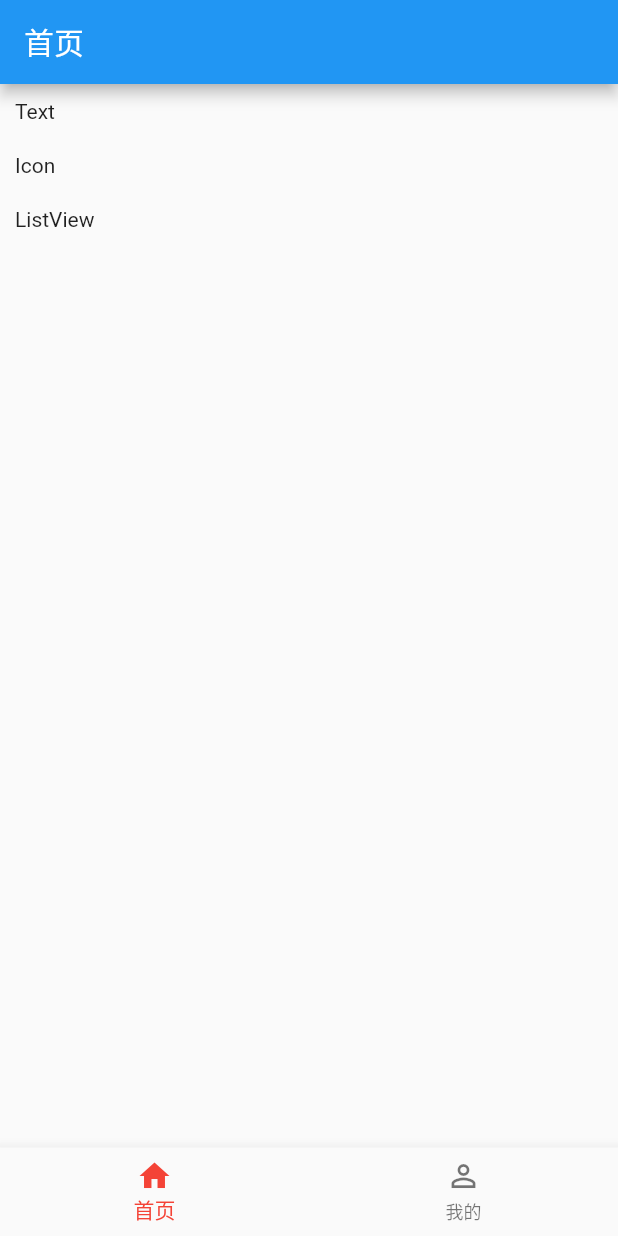
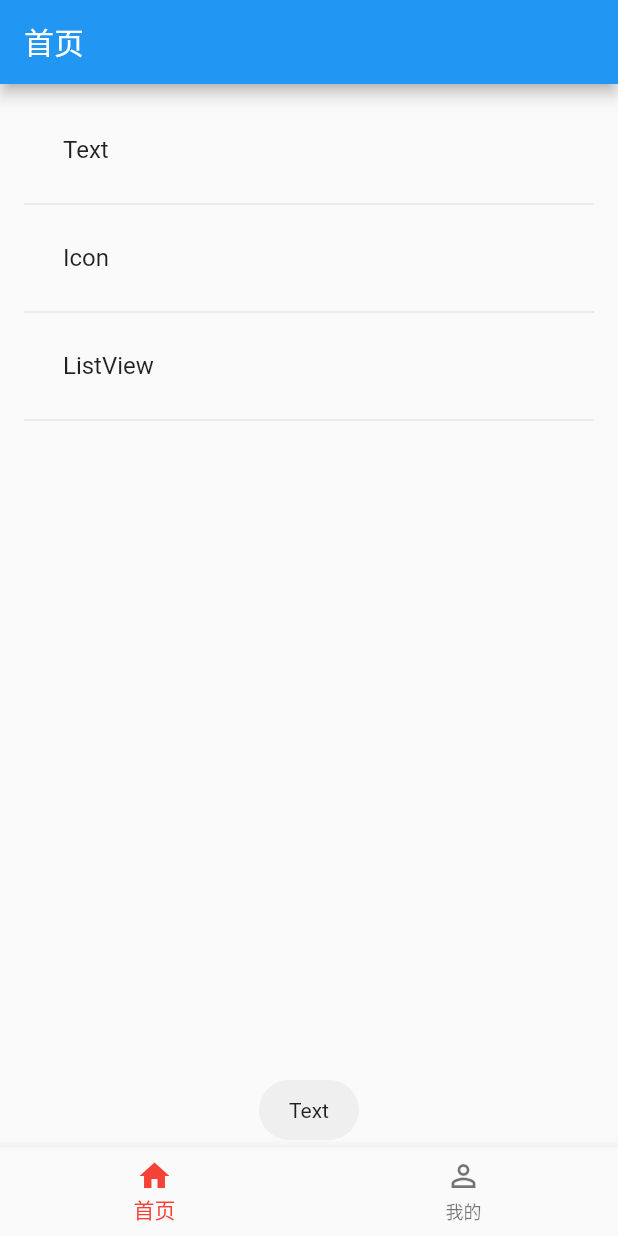
Before and after one commit to Urwateryi/flutter_the_first_demo, a Flutter app: the screen it shows after launch, after a tap on "Text", on a phone screen of 412 x 824 dp. Run offline on Flutter 3.47's test engine with Material 2 defaults, Android fonts, the phone set to English and light mode, and no system bars; our stand-ins replace fluttertoast.

Commit message:
列表添加分割线和事件

```diff
--- a/lib/home/homepage.dart
+++ b/lib/home/homepage.dart
@@ -11,46 +11,34 @@ class HomePage extends StatefulWidget {
 class HomeState extends State<HomePage> {
   List<String> _contentList = <String>["Text", "Icon", "ListView"];
 
-  Widget _buildRow(String content) {
+  Widget _buildRow(int index) {
     return new ListTile(
-      title: new Padding(padding: new EdgeInsets.all(10.0),child: new Text(content))
-    );
+        title: new GestureDetector(
+            child: new Padding(
+                padding: new EdgeInsets.all(10.0),
+                child: new Text(_contentList[index])),
+            onTap: () {
+              Fluttertoast.showToast(
+                  msg: _contentList[index]
+              );
+            }));
   }
 
-  Widget _buildList(){
+  Widget _buildList() {
     return new ListView.builder(
         padding: const EdgeInsets.all(16.0),
-        itemBuilder:(context, i){
-          return  _buildRow(_contentList[i]);
-        }
-    );
-  }
-
-  _getListData() {
-    List<Widget> widgets = [];
-    for (int i = 0; i < _contentList.length; i++) {
-      widgets.add(
-        new GestureDetector(
-          child: new Padding(padding: new EdgeInsets.all(10.0),child: new Text(_contentList[i])),
-          onTap:(){
-            print(_contentList[i]);
-//            Fluttertoast.showToast(
-//                msg: _contentList[i],
-//                toastLength: Toast.LENGTH_SHORT,
-//                gravity: ToastGravity.CENTER,
-//            );
-          },
-        )
-      );
-    }
-    return widgets;
+        itemCount: _contentList.length * 2,
+        itemBuilder: (context, position) {
+          if (position.isOdd) return new Divider();
+          final index = position ~/ 2; //整除
+          return _buildRow(index);
+        });
   }
 
   @override
   Widget build(BuildContext context) {
     return new MaterialApp(
         home: new Scaffold(
-            appBar: new AppBar(title: new Text('首页')),
-            body: new ListView(children: _getListData())));
+            appBar: new AppBar(title: new Text('首页')), body: _buildList()));
   }
 }
```
Also changed, not shown: 2 other files.
